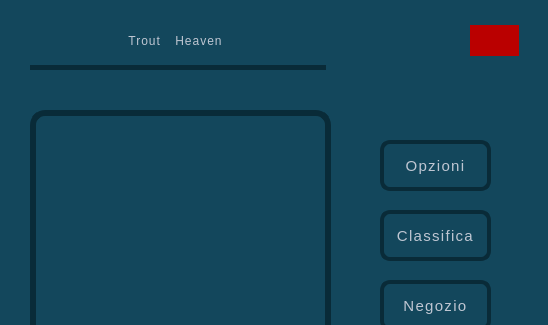
Old version of the form QtApplication/TroutHeavenApp/home_page_dialog.ui in the repository vince-exe/TroutHeaven; both pictures show x 0 to 548 and y 0 to 325 of the 548 by 498 pixel window.
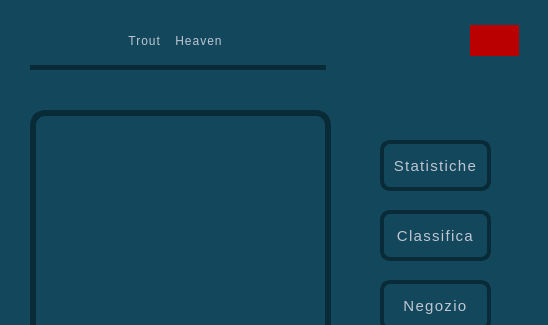
New version of the form.

Patch:
```diff
--- a/QtApplication/TroutHeavenApp/home_page_dialog.ui
+++ b/QtApplication/TroutHeavenApp/home_page_dialog.ui
@@ -85,7 +85,7 @@
 }</string>
    </property>
    <property name="text">
-    <string>Opzioni</string>
+    <string>Statistiche</string>
    </property>
   </widget>
   <widget class="QPlainTextEdit" name="historyTextEdit">
```
Left out of the diff: 2 changed lines with no effect on the pictures.
